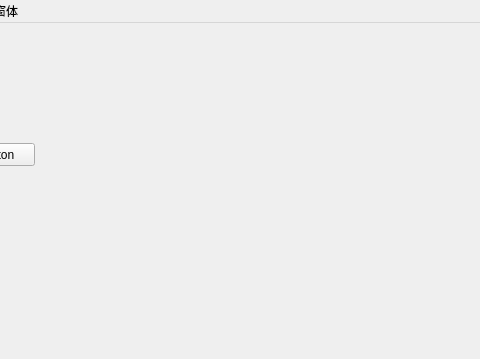
The window that Src/07_Parts/mainwindow.ui (Fowindy/QtCode_VS) describes before a commit, drawn with Qt 5; both pictures show x 90 to 570 and y 0 to 359 of the 800 by 600 pixel window.
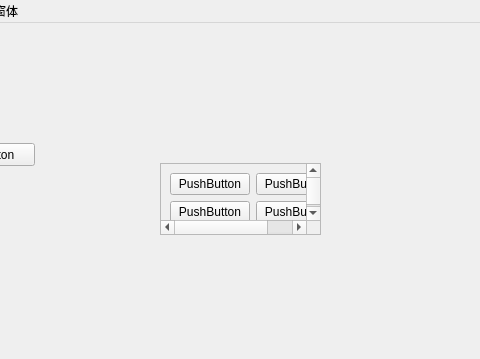
The same window after the commit.

Commit message: ScrollArea控件演示

What changed in the file:
```diff
--- a/Src/07_Parts/mainwindow.ui
+++ b/Src/07_Parts/mainwindow.ui
@@ -27,6 +27,59 @@
      <string>button</string>
     </property>
    </widget>
+   <widget class="QScrollArea" name="scrollArea">
+    <property name="geometry">
+     <rect>
+      <x>250</x>
+      <y>140</y>
+      <width>161</width>
+      <height>72</height>
+     </rect>
+    </property>
+    <property name="widgetResizable">
+     <bool>true</bool>
+    </property>
+    <widget class="QWidget" name="scrollAreaWidgetContents">
+     <property name="geometry">
+      <rect>
+       <x>0</x>
+       <y>0</y>
+       <width>174</width>
+       <height>70</height>
+      </rect>
+     </property>
+     <layout class="QGridLayout" name="gridLayout">
+      <item row="1" column="1">
+       <widget class="QPushButton" name="pushButton_4">
+        <property name="text">
+         <string>PushButton</string>
+        </property>
+       </widget>
+      </item>
+      <item row="0" column="0">
+       <widget class="QPushButton" name="pushButton">
+        <property name="text">
+         <string>PushButton</string>
+        </property>
+       </widget>
+      </item>
+      <item row="1" column="0">
+       <widget class="QPushButton" name="pushButton_3">
+        <property name="text">
+         <string>PushButton</string>
+        </property>
+       </widget>
+      </item>
+      <item row="0" column="1">
+       <widget class="QPushButton" name="pushButton_2">
+        <property name="text">
+         <string>PushButton</string>
+        </property>
+       </widget>
+      </item>
+     </layout>
+    </widget>
+   </widget>
   </widget>
   <widget class="QMenuBar" name="menubar">
    <property name="geometry">
```
The commit also changes 1 other file.
